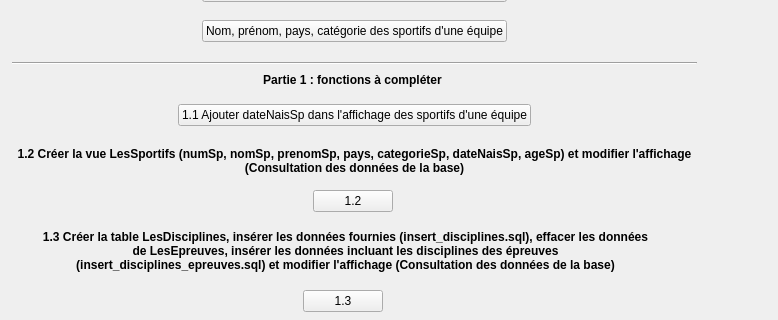
Above: gui/mainWindow.ui from wen9xin/s5BDProjt before the change; both pictures show x 0 to 778 and y 224 to 544 of the 778 by 1052 pixel window. Below: the same form after it.
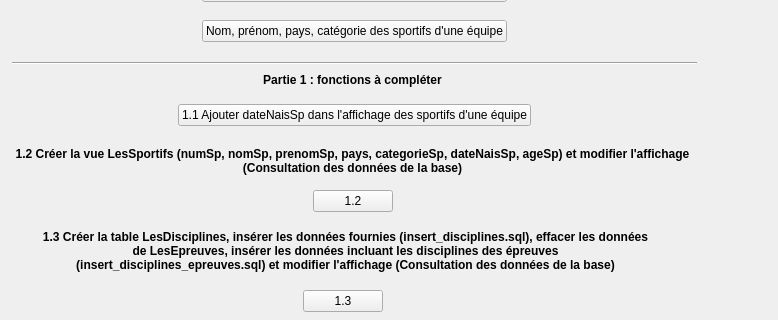
That is the form after the change.

Diff of the .ui file:
```diff
--- a/gui/mainWindow.ui
+++ b/gui/mainWindow.ui
@@ -122,7 +122,7 @@
    <widget class="QLabel" name="label_7">
     <property name="geometry">
      <rect>
-      <x>12</x>
+      <x>10</x>
       <y>350</y>
       <width>685</width>
       <height>31</height>
```
Left out of the diff: 9 changed lines with no effect on the pictures.
